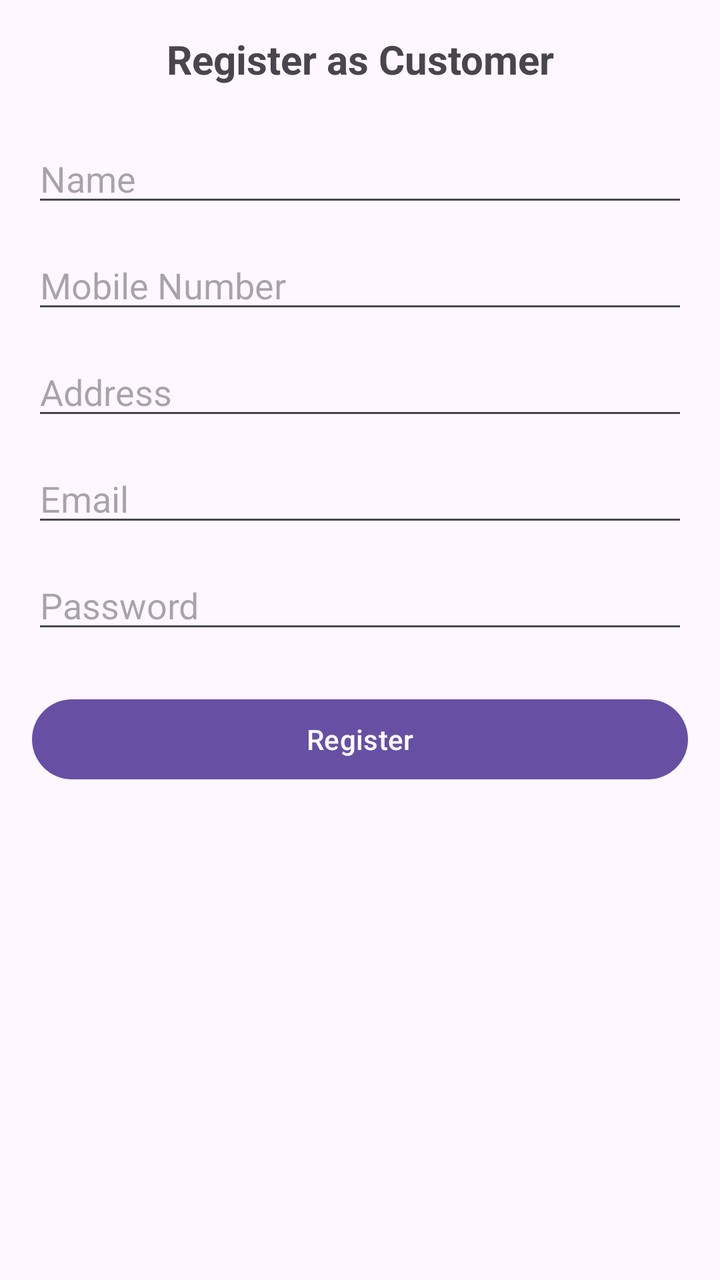
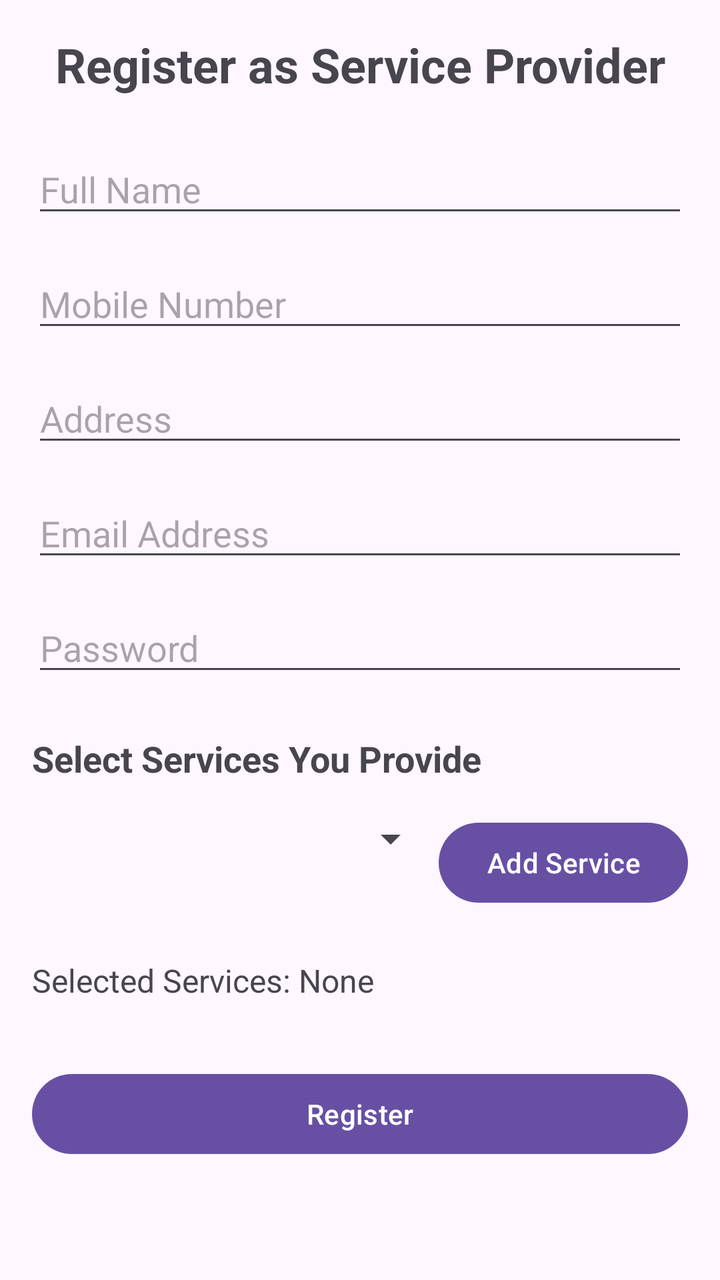

Two renders of the same Android screen: before a commit and after it. Below are the layout's source before the change and the commit's diff.
<!-- AndroidManifest.xml: application theme Theme.RealtimeDB -->
<!-- res/layout/activity_registration.xml -->
<?xml version="1.0" encoding="utf-8"?>
<LinearLayout xmlns:android="http://schemas.android.com/apk/res/android"
    xmlns:tools="http://schemas.android.com/tools"
    android:layout_width="match_parent"
    android:layout_height="match_parent"
    android:orientation="vertical"
    android:padding="16dp"
    tools:context=".RegistrationActivity">

    <TextView
        android:id="@+id/textViewUserType"
        android:layout_width="match_parent"
        android:layout_height="wrap_content"
        android:text="Register as Customer"
        android:textSize="20sp"
        android:textStyle="bold"
        android:gravity="center"
        android:layout_marginBottom="24dp" />

    <EditText
        android:id="@+id/editTextName"
        android:layout_width="match_parent"
        android:layout_height="wrap_content"
        android:hint="Name"
        android:inputType="textPersonName"
        android:layout_marginBottom="12dp" />

    <EditText
        android:id="@+id/editTextMobile"
        android:layout_width="match_parent"
        android:layout_height="wrap_content"
        android:hint="Mobile Number"
        android:inputType="phone"
        android:layout_marginBottom="12dp" />

    <EditText
        android:id="@+id/editTextAddress"
        android:layout_width="match_parent"
        android:layout_height="wrap_content"
        android:hint="Address"
        android:inputType="textPostalAddress"
        android:layout_marginBottom="12dp" />

    <EditText
        android:id="@+id/editTextEmail"
        android:layout_width="match_parent"
        android:layout_height="wrap_content"
        android:hint="Email"
        android:inputType="textEmailAddress"
        android:layout_marginBottom="12dp" />

    <EditText
        android:id="@+id/editTextPassword"
        android:layout_width="match_parent"
        android:layout_height="wrap_content"
        android:hint="Password"
        android:inputType="textPassword"
        android:layout_marginBottom="24dp" />

    <Button
        android:id="@+id/registerButton"
        android:layout_width="match_parent"
        android:layout_height="wrap_content"
        android:text="Register" />

</LinearLayout>
<!-- resources referenced by this layout -->
<resources>
  <style name="Theme.RealtimeDB" parent="Base.Theme.RealtimeDB" />
  <style name="Base.Theme.RealtimeDB" parent="Theme.Material3.DayNight.NoActionBar">
          
          
      </style>
</resources>

<!-- the commit's change to res/layout/activity_registration.xml (unified diff, before → after) -->
@@ -1,66 +1,119 @@
 <?xml version="1.0" encoding="utf-8"?>
-<LinearLayout xmlns:android="http://schemas.android.com/apk/res/android"
+<ScrollView xmlns:android="http://schemas.android.com/apk/res/android"
+    xmlns:app="http://schemas.android.com/apk/res-auto"
     xmlns:tools="http://schemas.android.com/tools"
     android:layout_width="match_parent"
     android:layout_height="match_parent"
-    android:orientation="vertical"
-    android:padding="16dp"
     tools:context=".RegistrationActivity">
 
-    <TextView
-        android:id="@+id/textViewUserType"
+    <LinearLayout
         android:layout_width="match_parent"
         android:layout_height="wrap_content"
-        android:text="Register as Customer"
-        android:textSize="20sp"
-        android:textStyle="bold"
-        android:gravity="center"
-        android:layout_marginBottom="24dp" />
+        android:orientation="vertical"
+        android:padding="16dp">
 
-    <EditText
-        android:id="@+id/editTextName"
-        android:layout_width="match_parent"
-        android:layout_height="wrap_content"
-        android:hint="Name"
-        android:inputType="textPersonName"
-        android:layout_marginBottom="12dp" />
+        <TextView
+            android:id="@+id/textViewUserType"
+            android:layout_width="match_parent"
+            android:layout_height="wrap_content"
+            android:gravity="center"
+            android:text="Register as Service Provider"
+            android:textSize="24sp"
+            android:textStyle="bold"
+            android:layout_marginBottom="24dp" />
 
-    <EditText
-        android:id="@+id/editTextMobile"
-        android:layout_width="match_parent"
-        android:layout_height="wrap_content"
-        android:hint="Mobile Number"
-        android:inputType="phone"
-        android:layout_marginBottom="12dp" />
+        <EditText
+            android:id="@+id/editTextName"
+            android:layout_width="match_parent"
+            android:layout_height="wrap_content"
+            android:layout_marginBottom="16dp"
+            android:hint="Full Name"
+            android:inputType="textPersonName" />
 
-    <EditText
-        android:id="@+id/editTextAddress"
-        android:layout_width="match_parent"
-        android:layout_height="wrap_content"
-        android:hint="Address"
-        android:inputType="textPostalAddress"
-        android:layout_marginBottom="12dp" />
+        <EditText
+            android:id="@+id/editTextMobile"
+            android:layout_width="match_parent"
+            android:layout_height="wrap_content"
+            android:layout_marginBottom="16dp"
+            android:hint="Mobile Number"
+            android:inputType="phone" />
 
-    <EditText
-        android:id="@+id/editTextEmail"
-        android:layout_width="match_parent"
-        android:layout_height="wrap_content"
-        android:hint="Email"
-        android:inputType="textEmailAddress"
-        android:layout_marginBottom="12dp" />
+        <EditText
+            android:id="@+id/editTextAddress"
+            android:layout_width="match_parent"
+            android:layout_height="wrap_content"
+            android:layout_marginBottom="16dp"
+            android:hint="Address"
+            android:inputType="textPostalAddress" />
 
-    <EditText
-        android:id="@+id/editTextPassword"
-        android:layout_width="match_parent"
-        android:layout_height="wrap_content"
-        android:hint="Password"
-        android:inputType="textPassword"
-        android:layout_marginBottom="24dp" />
+        <EditText
+            android:id="@+id/editTextEmail"
+            android:layout_width="match_parent"
+            android:layout_height="wrap_content"
+            android:layout_marginBottom="16dp"
+            android:hint="Email Address"
+            android:inputType="textEmailAddress" />
 
-    <Button
-        android:id="@+id/registerButton"
-        android:layout_width="match_parent"
-        android:layout_height="wrap_content"
-        android:text="Register" />
+        <EditText
+            android:id="@+id/editTextPassword"
+            android:layout_width="match_parent"
+            android:layout_height="wrap_content"
+            android:layout_marginBottom="16dp"
+            android:hint="Password"
+            android:inputType="textPassword" />
 
-</LinearLayout>
+        
+        <LinearLayout
+            android:id="@+id/servicesLayout"
+            android:layout_width="match_parent"
+            android:layout_height="wrap_content"
+            android:orientation="vertical">
+
+            <TextView
+                android:layout_width="match_parent"
+                android:layout_height="wrap_content"
+                android:text="Select Services You Provide"
+                android:textSize="18sp"
+                android:textStyle="bold"
+                android:layout_marginTop="8dp"
+                android:layout_marginBottom="16dp" />
+
+            <LinearLayout
+                android:layout_width="match_parent"
+                android:layout_height="wrap_content"
+                android:orientation="horizontal"
+                android:layout_marginBottom="16dp">
+
+                <Spinner
+                    android:id="@+id/spinnerServices"
+                    android:layout_width="0dp"
+                    android:layout_height="wrap_content"
+                    android:layout_weight="1" />
+
+                <Button
+                    android:id="@+id/buttonAddService"
+                    android:layout_width="wrap_content"
+                    android:layout_height="wrap_content"
+                    android:text="Add Service"
+                    android:textAllCaps="false" />
+            </LinearLayout>
+
+            <TextView
+                android:id="@+id/textViewSelectedServices"
+                android:layout_width="match_parent"
+                android:layout_height="wrap_content"
+                android:layout_marginTop="8dp"
+                android:layout_marginBottom="16dp"
+                android:text="Selected Services: None"
+                android:textSize="16sp" />
+        </LinearLayout>
+        <Button
+            android:id="@+id/registerButton"
+            android:layout_width="match_parent"
+            android:layout_height="wrap_content"
+            android:layout_marginTop="16dp"
+            android:text="Register"
+            android:textAllCaps="false" />
+
+    </LinearLayout>
+</ScrollView>
